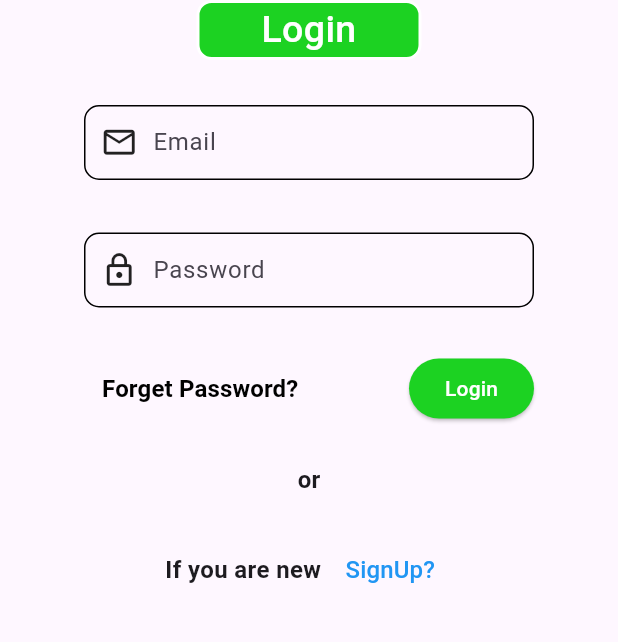
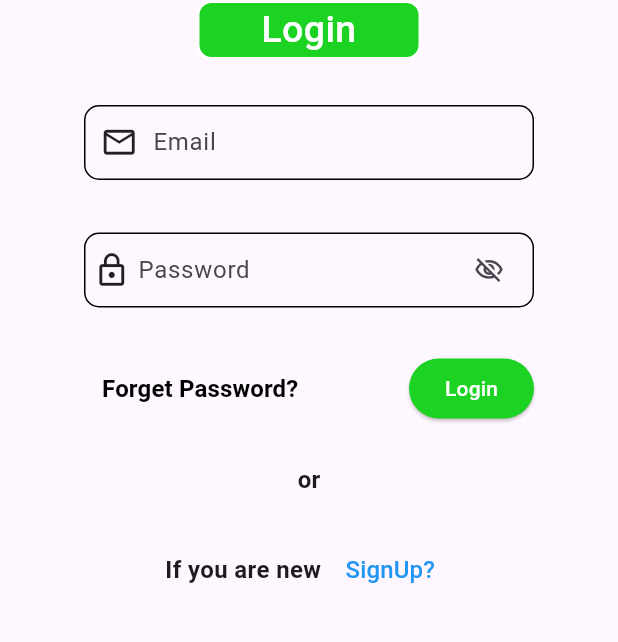
Before and after one commit to URATBI/Book_eshop, a Flutter app: the screen it shows after launch, on a phone screen of 412 x 824 dp, the part 510-1152 px from its top. Run offline on Flutter 3.47's test engine with Material 3 defaults, Android fonts, the phone set to English and light mode, and no system bars; our stand-ins replace cloud_firestore, firebase_auth, firebase_core, firebase_messaging, firebase_storage, image_picker; accounts and stored records are empty.

```diff
--- a/lib/Auth_pages/login.dart
+++ b/lib/Auth_pages/login.dart
@@ -15,6 +15,14 @@ class Login extends StatefulWidget {
 class _LoginState extends State<Login> {
   final TextEditingController _emailController = TextEditingController();
   final TextEditingController _passwordController = TextEditingController();
+  bool isOpen = false;
+
+  void toggleIsOpen() {
+    setState(() {
+      isOpen = !isOpen;
+    });
+  }
+
   @override
   void dispose() {
     _emailController.dispose();
@@ -161,15 +169,16 @@ class _LoginState extends State<Login> {
               child: Row(
                 children: [
                   SizedBox(
-                    width: 10.0,
+                    width: 5.0,
                   ),
                   Icon(
                     Icons.lock_outline,
                     size: 25.0,
                   ),
-                  SizedBox(width: 10.0),
+                  SizedBox(width: 5.0),
                   Expanded(
                     child: TextField(
+                      obscureText: !isOpen,
                       controller: _passwordController,
                       decoration: InputDecoration(
                         border: InputBorder.none,
@@ -177,6 +186,22 @@ class _LoginState extends State<Login> {
                       ),
                     ),
                   ),
+                  SizedBox(width: 5.0),
+                  IconButton(
+                    onPressed: () {
+                      toggleIsOpen();
+                    },
+                    icon: isOpen
+                        ? Icon(
+                            Icons.remove_red_eye_outlined,
+                            size: 20.0,
+                          )
+                        : Icon(
+                            size: 20.0,
+                            Icons.visibility_off_outlined,
+                          ),
+                  ),
+                  SizedBox(width: 5.0),
                 ],
               ),
             ),
@@ -193,7 +218,7 @@ class _LoginState extends State<Login> {
                 children: [
                   TextButton(
                     onPressed: () {
-                      Navigator.pushReplacement(
+                      Navigator.push(
                         context,
                         MaterialPageRoute(
                             builder: (context) => resetpassword()),
--- a/lib/main.dart
+++ b/lib/main.dart
@@ -1,9 +1,9 @@
-import 'package:flutter/material.dart';
 import 'package:firebase_auth/firebase_auth.dart';
 import 'package:firebase_core/firebase_core.dart';
-import 'package:studentscopy/pages/Home.dart';
+import 'package:flutter/material.dart';
 import 'package:studentscopy/Auth_pages/login.dart';
 import 'package:studentscopy/firebase_options.dart';
+import 'package:studentscopy/pages/Home.dart';
 
 Future<void> main() async {
   WidgetsFlutterBinding.ensureInitialized();
@@ -32,8 +32,8 @@ class _MyAppState extends State<MyApp> {
   Future<void> checkUser() async {
     _auth.authStateChanges().listen((User? user) {
       setState(() {
+        _loading = false;
         _user = user;
-        _loading = false;
       });
     });
   }
@@ -45,7 +45,14 @@ class _MyAppState extends State<MyApp> {
       home: _loading
           ? Scaffold(
               body: Center(
-                child: CircularProgressIndicator(),
+                child: Container(
+                  width: 300,
+                  height: 300,
+                  child: Image(
+                    image: AssetImage('assets/logo.png'),
+                    fit: BoxFit.cover,
+                  ),
+                ),
               ),
             )
           : _user != null
--- a/lib/pages/Home.dart
+++ b/lib/pages/Home.dart
@@ -169,6 +169,7 @@ class _HomeState extends State<Home> {
               ),
             ),
             ListTile(
+              leading: Icon(Icons.person_2_outlined),
               title: Text("My Profile"),
               onTap: () {
                 Navigator.push(
@@ -178,6 +179,7 @@ class _HomeState extends State<Home> {
               },
             ),
             ListTile(
+              leading: Icon(Icons.favorite_border),
               title: Text('Fav Books'),
               onTap: () {
                 Navigator.push(
@@ -187,14 +189,17 @@ class _HomeState extends State<Home> {
               },
             ),
             ListTile(
+              leading: Icon(Icons.book_outlined),
               title: Text(userData != null ? userData['rollNumber'] ?? '' : ''),
               onTap: () {},
             ),
             ListTile(
+              leading: Icon(Icons.home_work_outlined),
               title: Text(userData != null ? userData['department'] ?? '' : ''),
               onTap: () {},
             ),
             ListTile(
+              leading: Icon(Icons.logout_outlined),
               title: Text("Logout"),
               onTap: () {
                 _logout(context);
```
Also changed, not shown: lib/Auth_pages/signup.dart (+27 -2 lines), lib/pages/bookview.dart (+23 -9 lines).
